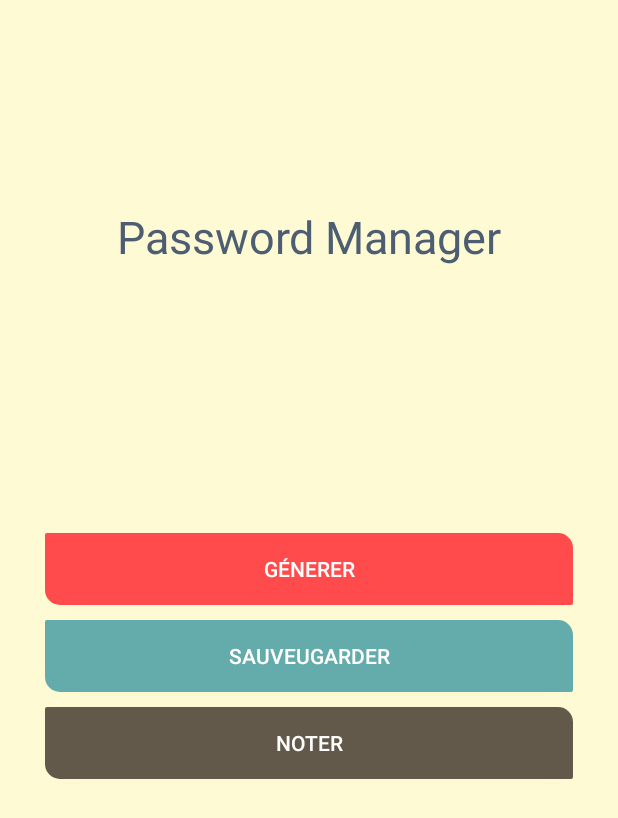
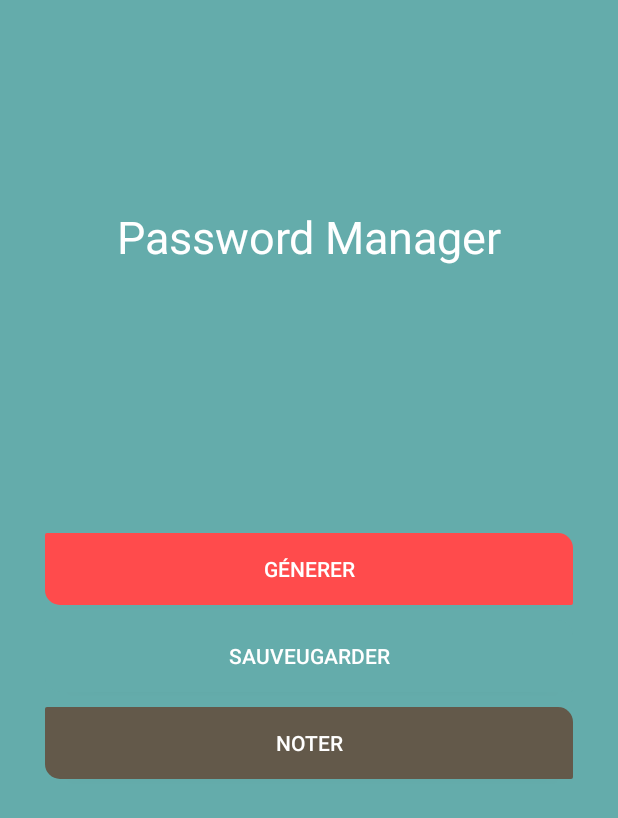
Before and after one commit to novenopatch/MyPasswordManager, an Android app: the screen it shows after launch (MainActivity), on a phone screen of 412 x 824 dp. Shown: the top 818 px of the screen. Run offline under Robolectric (Android 15) with nearby library versions, the phone set to English and light mode, and no system bars.

Commit message:
design en pleine modification

```diff
--- a/app/src/main/AndroidManifest.xml
+++ b/app/src/main/AndroidManifest.xml
@@ -4,11 +4,12 @@
 
     <application
         android:allowBackup="true"
-        android:icon="@mipmap/ic_launcher"
+        android:icon="@mipmap/mon_icone"
         android:label="@string/app_name"
         android:roundIcon="@mipmap/ic_launcher_round"
         android:supportsRtl="true"
         android:theme="@style/AppTheme">
+        <activity android:name=".vue.GenererPasswordActivity"/>
         <activity android:name=".vue.MainActivity">
             <intent-filter>
                 <action android:name="android.intent.action.MAIN" />
--- a/app/src/main/java/jin/jerrykel/mypasswordmanager/vue/MainActivity.java
+++ b/app/src/main/java/jin/jerrykel/mypasswordmanager/vue/MainActivity.java
@@ -2,13 +2,52 @@ package jin.jerrykel.mypasswordmanager.vue;
 
 import androidx.appcompat.app.AppCompatActivity;
 
+import android.content.Intent;
 import android.os.Bundle;
-import jin.jerrykel.mypasswordmanager.R;
+import android.view.View;
+import android.widget.Button;import jin.jerrykel.mypasswordmanager.R;
+
+
 public class MainActivity extends AppCompatActivity {
-
+    private Button btnGenerer;
+    private Button btnSauveugarder;
+    private Button btnNoter;
     @Override
     protected void onCreate(Bundle savedInstanceState) {
         super.onCreate(savedInstanceState);
         setContentView(R.layout.activity_main);
+        init();
+    }
+    private void init(){
+        btnGenerer = findViewById(R.id.btnGenerer);
+        btnSauveugarder = findViewById(R.id.btnSauveugarder);
+        btnNoter = findViewById(R.id.btnNoter);
+
+    }
+    public   void btnaction(View view){
+        if (view.getId() == btnGenerer.getId()) {
+            Intent intent = new Intent(MainActivity.this, GenererPasswordActivity.class);
+            //Intent intent = new Intent(SaveActivity.this, ConnectActivity.class);
+            //intent.setFlags(Intent.FLAG_ACTIVITY_NEW_TASK | Intent.FLAG_ACTIVITY_CLEAR_TASK);
+            startActivity(intent);
+            overridePendingTransition(R.anim.slide_in,R.anim.slide_out);
+        }
+        if(view.getId() ==  btnSauveugarder.getId()){
+            // c'est ici je dois faire la redirection vers ConnectActivity si aucun user n'est enregistré in db
+            //par contre s'il y  a un user om passe a save SaveActivity
+            Intent intent = new Intent(MainActivity.this, SaveActivity.class);
+            //Intent intent = new Intent(SaveActivity.this, ConnectActivity.class);
+            //intent.setFlags(Intent.FLAG_ACTIVITY_NEW_TASK | Intent.FLAG_ACTIVITY_CLEAR_TASK);
+            startActivity(intent);
+            overridePendingTransition(R.anim.slide_in,R.anim.slide_out);
+        }
+        if(view.getId() ==  btnNoter.getId()){
+        }
+    }
+
+    @Override
+    protected void onDestroy() {
+        super.onDestroy();
+
     }
 }
--- a/app/src/main/res/layout/activity_main.xml
+++ b/app/src/main/res/layout/activity_main.xml
@@ -1,11 +1,12 @@
 <?xml version="1.0" encoding="utf-8"?>
+<!--  android:background="#FeFAD4" -->
 <LinearLayout xmlns:android="http://schemas.android.com/apk/res/android"
     xmlns:app="http://schemas.android.com/apk/res-auto"
     xmlns:tools="http://schemas.android.com/tools"
     android:layout_width="match_parent"
     android:layout_height="match_parent"
     android:orientation="vertical"
-    android:background="#FeFAD4"
+    android:background="#64acab"
     tools:context=".vue.MainActivity">
     <RelativeLayout
         android:layout_width="match_parent"
@@ -20,7 +21,7 @@
             android:gravity="center"
             android:text="Password Manager"
             android:textSize="30sp"
-            android:textColor="#4D5E72"/>
+            android:textColor="#fff"/>
     </RelativeLayout>
     <LinearLayout
         android:layout_width="match_parent"
@@ -30,7 +31,7 @@
         android:orientation="vertical"
         android:layout_margin="30sp">
         <Button
-            android:id="@+id/editTextIdentifiant"
+            android:id="@+id/btnGenerer"
             android:layout_width="match_parent"
             android:layout_height="wrap_content"
             android:layout_marginTop="10dp"
@@ -38,9 +39,10 @@
             android:text="Génerer"
             android:gravity="center"
             android:textColor="#fff"
+            android:onClick="btnaction"
            />
         <Button
-            android:id="@+id/editTextPassword"
+            android:id="@+id/btnSauveugarder"
             android:layout_width="match_parent"
             android:layout_height="wrap_content"
             android:layout_marginTop="10dp"
@@ -48,9 +50,10 @@
             android:text="Sauveugarder"
             android:gravity="center"
             android:textColor="#fff"
+            android:onClick="btnaction"
            />
         <Button
-            android:id="@+id/btnconnect"
+            android:id="@+id/btnNoter"
             android:layout_width="match_parent"
             android:layout_height="wrap_content"
             android:layout_marginTop="10dp"
@@ -58,6 +61,7 @@
             android:text="Noter"
             android:gravity="center"
             android:textColor="#fff"
+            android:onClick="btnaction"
             />
 
     </LinearLayout>
--- a/app/src/main/res/values/colors.xml
+++ b/app/src/main/res/values/colors.xml
@@ -3,9 +3,10 @@
     <color name="colorPrimary">#6200EE</color>
 
     <color name="colorPrimaryDarka">#3700B3</color>
+    <color name="colorPrimaryDarkn">#E12929</color>
     <color name="colorAccenta">#03DAC5</color>
 
-    <color name="colorPrimaryDarkn">#E12929</color>
+
     <color name="colorPrimaryDark">#64acab</color>
     <color name="colorAccent">#FFF</color>
 </resources>
```
Also changed, not shown: app/src/main/java/jin/jerrykel/mypasswordmanager/vue/GenererPasswordActivity.java (added, +14 -0 lines), app/src/main/java/jin/jerrykel/mypasswordmanager/vue/SaveActivity.java (+12 -1 lines), app/src/main/res/drawable/gradient.xml (added, +12 -0 lines), app/src/main/res/layout/activity_generer_password.xml (added, +9 -0 lines), app/src/main/Mon_icone-playstore.png (added), app/src/main/res/mipmap-hdpi/mon_icone.png (added), app/src/main/res/mipmap-mdpi/mon_icone.png (added), app/src/main/res/mipmap-xhdpi/mon_icone.png (added), app/src/main/res/mipmap-xxhdpi/mon_icone.png (added), app/src/main/res/mipmap-xxxhdpi/mon_icone.png (added).
